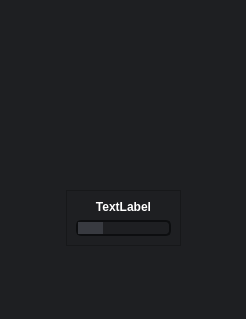
Old version of the form GUI_update.ui in the repository 69BooM96/Test-Finder.
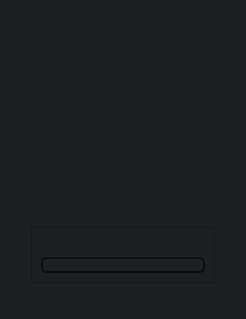
New version of the form.

```diff
--- a/GUI_update.ui
+++ b/GUI_update.ui
@@ -28,7 +28,7 @@
       <property name="sizeHint" stdset="0">
        <size>
         <width>20</width>
-        <height>56</height>
+        <height>19</height>
        </size>
       </property>
      </spacer>
@@ -43,8 +43,8 @@
       </property>
       <property name="minimumSize">
        <size>
-        <width>111</width>
-        <height>111</height>
+        <width>184</width>
+        <height>184</height>
        </size>
       </property>
       <property name="text">
@@ -59,7 +59,7 @@
       </property>
       <property name="sizeHint" stdset="0">
        <size>
-        <width>50</width>
+        <width>13</width>
         <height>20</height>
        </size>
       </property>
@@ -86,7 +86,7 @@
           </font>
          </property>
          <property name="text">
-          <string>TextLabel</string>
+          <string/>
          </property>
          <property name="alignment">
           <set>Qt::AlignCenter</set>
@@ -123,14 +123,11 @@
 }</string>
          </property>
          <property name="value">
-          <number>24</number>
+          <number>0</number>
          </property>
          <property name="textVisible">
           <bool>false</bool>
          </property>
-         <property name="format">
-          <string/>
-         </property>
         </widget>
        </item>
       </layout>
@@ -143,7 +140,7 @@
       </property>
       <property name="sizeHint" stdset="0">
        <size>
-        <width>49</width>
+        <width>13</width>
         <height>20</height>
        </size>
       </property>
@@ -157,7 +154,7 @@
       <property name="sizeHint" stdset="0">
        <size>
         <width>20</width>
-        <height>55</height>
+        <height>19</height>
        </size>
       </property>
      </spacer>
```
Left out of the diff: 3 changed lines with no effect on the pictures.
